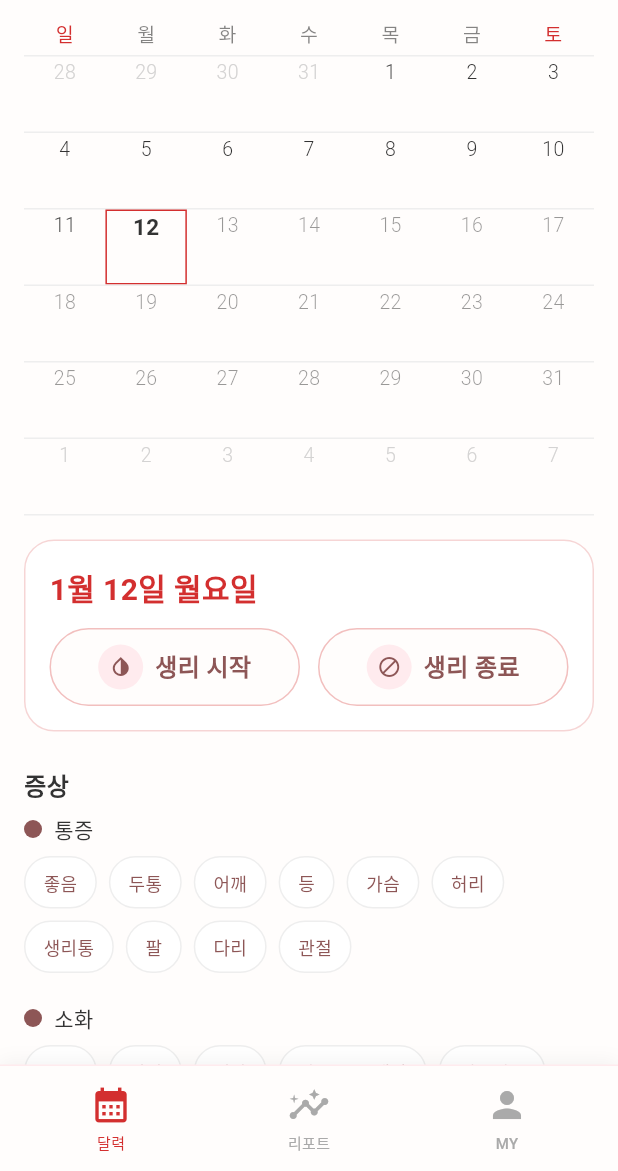
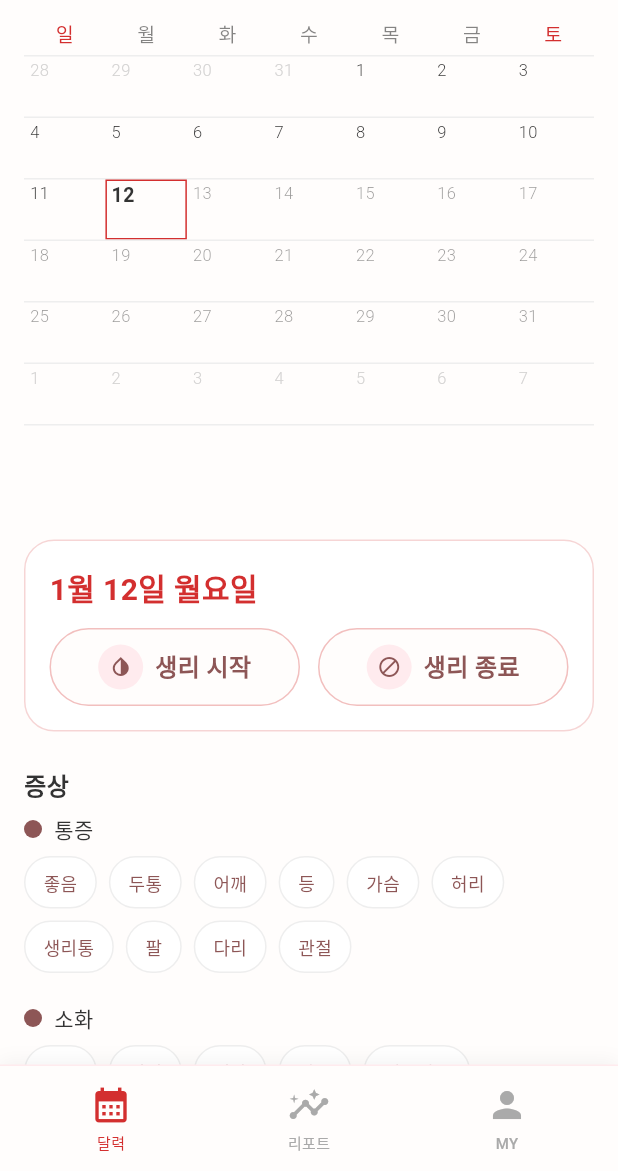
Before and after one commit to mj012345/redtime, a Flutter app: the FigmaCalendarPage screen opened by its route, on a phone screen of 412 x 824 dp, the part 65-1236 px from its top. Run offline on Flutter 3.47's test engine with Material 3 defaults, Android fonts, the phone set to English and light mode, and no system bars; our stand-ins replace cloud_firestore, firebase_auth, firebase_core, flutter_svg, google_sign_in; accounts and stored records are empty; network calls fail; Roboto replaces fonts that are missing (Pretendard).

Commit message:
[feat] 달력 페이지: ui 수정

```diff
--- a/lib/view/calendar/calendar_view.dart
+++ b/lib/view/calendar/calendar_view.dart
@@ -327,6 +327,16 @@
                                               vm.symptomRecordDays,
                                           getSymptomCount:
                                               vm.getSymptomCountFor,
+                                          hasMemoFor: (day) {
+                                            final memo = vm.getMemoFor(day);
+                                            return memo != null &&
+                                                memo.isNotEmpty;
+                                          },
+                                          hasRelationshipFor: (day) {
+                                            final symptoms = vm
+                                                .selectedSymptomsFor(day);
+                                            return symptoms.contains('기타/관계');
+                                          },
                                           onSelect: vm.selectDay,
                                         );
                                       },
--- a/lib/view/calendar/calendar_viewmodel.dart
+++ b/lib/view/calendar/calendar_viewmodel.dart
@@ -107,10 +107,10 @@
       ['좋음', '두통', '어깨', '등', '가슴', '허리', '생리통', '팔', '다리', '관절'],
     ]),
     SymptomCategory('소화', [
-      ['좋음', '변비', '설사', '가스/복부팽만', '메스꺼움'],
+      ['좋음', '변비', '설사', '가스', '메스꺼움'],
     ]),
     SymptomCategory('컨디션/욕구', [
-      ['좋음', '피로', '몸살', '감기', '집중력저하', '불면증', '식욕', '성욕'],
+      ['좋음', '추위', '더위', '몸살', '감기', '피로', '집중력저하', '불면증', '졸림', '식욕', '성욕'],
     ]),
     SymptomCategory('피부', [
       ['좋음', '뾰루지', '각질', '유분과다', '피부건조', '피부가려움'],
--- a/lib/view/calendar/widgets/calendar_grid.dart
+++ b/lib/view/calendar/widgets/calendar_grid.dart
@@ -18,6 +18,8 @@
   final DateTime? expectedOvulationDay;
   final List<DateTime> symptomRecordDays;
   final int Function(DateTime) getSymptomCount; // 증상 개수 반환 함수
+  final bool Function(DateTime) hasMemoFor; // 메모 여부 확인 함수
+  final bool Function(DateTime) hasRelationshipFor; // 관계 여부 확인 함수
   final ValueChanged<DateTime> onSelect;
 
   const CalendarGrid({
@@ -35,6 +37,8 @@
     required this.expectedOvulationDay,
     required this.symptomRecordDays,
     required this.getSymptomCount,
+    required this.hasMemoFor,
+    required this.hasRelationshipFor,
     required this.onSelect,
   });
 
@@ -88,7 +92,7 @@
             for (final row in rows) ...[
               const HorizontalLine(),
               SizedBox(
-                height: 50,
+                height: 40,
                 child: Row(
                   children: row
                       .map(
@@ -121,6 +125,8 @@
                                 _sameDay(day, selectedDay!),
                             hasRecord: _containsDate(symptomRecordDays, day),
                             symptomCount: getSymptomCount(day),
+                            hasMemo: hasMemoFor(day),
+                            hasRelationship: hasRelationshipFor(day),
                             isPeriodStart: _isRangeStart(periodCycles, day),
                             isPeriodEnd: _isRangeEnd(periodCycles, day),
                             isFertileStart: _isFertileWindowStart(
--- a/lib/view/calendar/widgets/day_cell.dart
+++ b/lib/view/calendar/widgets/day_cell.dart
@@ -1,4 +1,5 @@
 import 'package:flutter/material.dart';
+import 'package:flutter_svg/flutter_svg.dart';
 import 'package:red_time_app/theme/app_colors.dart';
 
 class DayCell extends StatelessWidget {
@@ -15,6 +16,8 @@
   final bool isSelected;
   final bool hasRecord;
   final int symptomCount; // 증상 개수 (0이면 표시 안 함)
+  final bool hasMemo; // 메모 여부
+  final bool hasRelationship; // 관계(하트) 여부
   final bool isPeriodStart;
   final bool isPeriodEnd;
   final bool isFertileStart;
@@ -35,6 +38,8 @@
     required this.isSelected,
     required this.hasRecord,
     this.symptomCount = 0,
+    this.hasMemo = false,
+    this.hasRelationship = false,
     required this.isPeriodStart,
     required this.isPeriodEnd,
     required this.isFertileStart,
@@ -48,7 +53,6 @@
     final showExpectedPeriod = !isOutsideMonth && isExpectedPeriod;
     final showExpectedFertile = !isOutsideMonth && isExpectedFertile;
     final showOvulation = !isOutsideMonth && isOvulation;
-    final showRecord = !isOutsideMonth && hasRecord;
     final showSelected = !isOutsideMonth && isSelected;
 
     Color? bgColor;
@@ -100,25 +104,34 @@
                 width: 1,
               ),
             ),
+            child: Padding(
+              padding: const EdgeInsets.only(
+                left: 3,
+                right: 3,
+                top: 0,
+                bottom: 2,
+              ),
               child: Column(
                 mainAxisSize: MainAxisSize.max,
                 children: [
                   SizedBox(
-                  height: 18,
-                  child: Center(
-                    child: Text(
+                    height: 16,
+                    child: Row(
+                      crossAxisAlignment: CrossAxisAlignment.center,
+                      children: [
+                        Text(
                           '${date.day}',
                           style: TextStyle(
-                        fontSize: isToday ? 15 : 13,
-                        fontWeight: isToday ? FontWeight.w700 : FontWeight.w300,
+                            fontSize: isToday ? 13 : 11,
+                            fontWeight: isToday
+                                ? FontWeight.w700
+                                : FontWeight.w300,
                             color: textColor,
                           ),
                         ),
-                  ),
-                ),
-                isOutsideMonth
-                    ? const SizedBox.shrink()
-                    : _buildMiddleIndicator(
+                        const Spacer(),
+                        if (!isOutsideMonth)
+                          _buildMiddleIndicator(
                             isPeriod: showPeriod,
                             isPeriodStart: isPeriodStart,
                             isPeriodEnd: isPeriodEnd,
@@ -128,63 +141,45 @@
                             isExpectedPeriod: showExpectedPeriod,
                             isExpectedPeriodStart: isExpectedPeriodStart,
                           ),
-                const SizedBox(height: 4),
-                Padding(
-                  padding: const EdgeInsets.only(bottom: 1),
-                  child: showRecord
-                      ? Stack(
-                          alignment: Alignment.center,
-                          clipBehavior: Clip.none,
-                          children: [
-                            const SizedBox(
-                              height: 5,
-                              width: 5,
-                              child: DecoratedBox(
-                                decoration: BoxDecoration(
-                                  color: AppColors.secondary,
-                                  shape: BoxShape.circle,
+                      ],
                     ),
                   ),
+                  const Spacer(),
+                  Center(
+                    child: Row(
+                      mainAxisSize: MainAxisSize.min,
+                      children: [
+                        // 하트 아이콘 (관계)
+                        if (hasRelationship && !isOutsideMonth) ...[
+                          SvgPicture.asset(
+                            'assets/icons/heart.svg',
+                            width: 12,
+                            height: 12,
                           ),
-                            if (symptomCount > 1)
-                              Positioned(
-                                left: 7,
-                                top: -2,
-                                child: Stack(
-                                  clipBehavior: Clip.none,
-                                  children: [
-                                    Text(
-                                      '${symptomCount}',
-                                      style: const TextStyle(
-                                        fontSize: 8,
-                                        height: 1.0,
-                                        color: AppColors.secondary,
-                                        fontWeight: FontWeight.w600,
+                          const SizedBox(width: 3),
+                        ],
+                        // 증상 아이콘
+                        if (hasRecord && !isOutsideMonth) ...[
+                          SvgPicture.asset(
+                            'assets/icons/symptom.svg',
+                            width: 12,
+                            height: 12,
                           ),
-                                      overflow: TextOverflow.visible,
-                                    ),
-                                    Positioned(
-                                      right: -4,
-                                      top: -1,
-                                      child: Text(
-                                        '+',
-                                        style: const TextStyle(
-                                          fontSize: 6,
-                                          height: 1.0,
-                                          color: AppColors.secondary,
-                                          fontWeight: FontWeight.w600,
-                                        ),
-                                        overflow: TextOverflow.visible,
-                                      ),
+                          if (hasMemo && !isOutsideMonth)
+                            const SizedBox(width: 3),
+                        ],
+                        // 메모 아이콘
+                        if (hasMemo && !isOutsideMonth)
+                          SvgPicture.asset(
+                            'assets/icons/memo.svg',
+                            width: 12,
+                            height: 12,
                           ),
                       ],
                     ),
                   ),
                 ],
-                        )
-                      : const SizedBox.shrink(),
               ),
-              ],
             ),
           ),
         ],
@@ -207,50 +202,50 @@
     if (isPeriod && isPeriodStart && isPeriodEnd) {
       indicator = const Text(
         '시작/종료',
-        style: TextStyle(fontSize: 10, color: AppColors.primary),
+        style: TextStyle(fontSize: 8, color: AppColors.primary),
+        maxLines: 1,
         overflow: TextOverflow.visible,
       );
     } else if (isPeriod && isPeriodStart) {
       indicator = const Text(
         '시작',
-        style: TextStyle(fontSize: 10, color: AppColors.primary),
+        style: TextStyle(fontSize: 8, color: AppColors.primary),
+        maxLines: 1,
         overflow: TextOverflow.visible,
       );
     } else if (isPeriod && isPeriodEnd) {
       indicator = const Text(
         '종료',
-        style: TextStyle(fontSize: 10, color: AppColors.primary),
+        style: TextStyle(fontSize: 8, color: AppColors.primary),
+        maxLines: 1,
         overflow: TextOverflow.visible,
       );
     } else if (isOvulation) {
       indicator = const Text(
         '배란일',
-        style: TextStyle(fontSize: 10, color: Color(0xFF2CA9D2)),
+        style: TextStyle(fontSize: 8, color: Color(0xFF2CA9D2)),
+        maxLines: 1,
         overflow: TextOverflow.visible,
       );
     } else if (isExpectedPeriod && isExpectedPeriodStart) {
       indicator = const Text(
         '생리 예정',
-        style: TextStyle(fontSize: 10, color: AppColors.primary),
+        style: TextStyle(fontSize: 8, color: AppColors.primary),
+        maxLines: 1,
         overflow: TextOverflow.visible,
       );
     } else if (isFertile && !isOvulation && isFertileStart) {
       indicator = const Text(
         '가임기',
-        style: TextStyle(fontSize: 10, color: Color(0xFF2CA9D2)),
+        style: TextStyle(fontSize: 8, color: Color(0xFF2CA9D2)),
+        maxLines: 1,
         overflow: TextOverflow.visible,
       );
     }
 
-    return SizedBox(
-      height: 14,
-      child: indicator == null
-          ? const SizedBox.shrink()
-          : OverflowBox(
-              minHeight: 14,
-              maxHeight: 16,
-              child: Center(child: indicator),
-            ),
-    );
+    if (indicator == null) {
+      return const SizedBox.shrink();
+    }
+    return SizedBox(height: 10, child: indicator);
   }
 }
--- a/lib/view/report/widgets/symptom_calendar_heatmap.dart
+++ b/lib/view/report/widgets/symptom_calendar_heatmap.dart
@@ -62,13 +62,30 @@
   OverlayEntry? _tooltipOverlay; // 현재 표시 중인 툴팁
 
   @override
+  void initState() {
+    super.initState();
+    // 스크롤 시 툴팁만 닫기 (셀 선택 상태는 유지)
+    _scrollController.addListener(() {
+      if (_scrollController.hasClients && _tooltipOverlay != null) {
+        _hideTooltipOnly();
+      }
+    });
+  }
+
+  @override
   void dispose() {
     _hideTooltip();
     _scrollController.dispose();
     super.dispose();
   }
 
-  /// 툴팁 숨기기
+  /// 툴팁만 숨기기 (셀 선택 상태는 유지)
+  void _hideTooltipOnly() {
+    _tooltipOverlay?.remove();
+    _tooltipOverlay = null;
+  }
+
+  /// 툴팁 숨기기 및 셀 선택 해제
   void _hideTooltip() {
     _tooltipOverlay?.remove();
     _tooltipOverlay = null;
@@ -176,19 +193,21 @@
           if (symptom == '메모') {
             continue;
           }
-          if (symptom.contains('/')) {
-            final parts = symptom.split('/');
-            if (parts.length == 2 && parts[0] == categoryName) {
-              categorySymptoms.add(parts[1]);
+          // 카테고리 이름에 슬래시가 포함될 수 있으므로 마지막 슬래시를 기준으로 분리
+          final lastSlashIndex = symptom.lastIndexOf('/');
+          if (lastSlashIndex != -1) {
+            final symptomCategory = symptom.substring(0, lastSlashIndex);
+            final symptomName = symptom.substring(lastSlashIndex + 1);
+            if (symptomCategory == categoryName) {
+              categorySymptoms.add(symptomName);
             }
           }
         }
 
         // '좋음'만 있어도 표시
         if (categorySymptoms.isNotEmpty) {
-          // 카테고리명 제외하고 증상만 표시
-          final symptomList = categorySymptoms.join(', ');
-          symptomTexts.add(symptomList);
+          // 카테고리명 제외하고 증상만 표시 (가로로 나열)
+          symptomTexts.add(categorySymptoms.join(', '));
         } else {
           // '좋음'이 있는지 확인 (다른 증상은 없지만 '좋음'만 있는 경우)
           final hasGood = symptoms.contains('${categoryName}/좋음');
@@ -231,13 +250,13 @@
       symptomTexts.add('기록된 증상이 없습니다.');
     }
 
-    // 기존 툴팁이 있으면 먼저 제거
-    _hideTooltip();
+    // 기존 툴팁이 있으면 먼저 제거 (셀 선택 상태는 유지)
+    _hideTooltipOnly();
 
     final overlay = Overlay.of(context);
     final screenSize = MediaQuery.of(context).size;
     final cellSize = 20.0; // 셀 크기
-    final spacing = 6.0; // 셀 간격
+    final tooltipOffset = -3.0; // 툴팁 오프셋 (셀과 약간 겹치도록)
     final horizontalPadding = 10.0; // 툴팁 좌우 패딩
 
     // 텍스트의 실제 너비 계산
@@ -259,14 +278,14 @@
     final popupWidth = maxTextWidth + horizontalPadding * 2;
     final popupHeight = symptomTexts.length * 20.0 + 12.0; // 툴팁 높이 추정
 
-    // 기본: 셀의 오른쪽 하단
-    double left = tapPosition.dx + cellSize / 2 + spacing;
-    double top = tapPosition.dy + cellSize / 2 + spacing;
+    // 기본: 셀의 오른쪽 하단 (셀과 약간 겹치도록)
+    double left = tapPosition.dx + cellSize / 2 + tooltipOffset;
+    double top = tapPosition.dy + cellSize / 2 + tooltipOffset;
 
     // 오른쪽에 공간이 부족하면 왼쪽 하단으로 표시
     if (left + popupWidth > screenSize.width - 8) {
-      // 툴팁의 오른쪽 끝이 셀의 왼쪽 끝과 가깝게 표시
-      left = tapPosition.dx - cellSize / 2 - popupWidth - spacing;
+      // 툴팁의 오른쪽 끝이 셀의 왼쪽 끝과 가깝게 표시 (셀과 약간 겹치도록)
+      left = tapPosition.dx - cellSize / 2 - popupWidth - tooltipOffset;
     }
 
     // 왼쪽 경계 체크
@@ -286,9 +305,9 @@
         child: Material(
           color: Colors.transparent,
           child: Container(
-            padding: const EdgeInsets.symmetric(horizontal: 10, vertical: 6),
+            padding: const EdgeInsets.all(5),
             decoration: BoxDecoration(
-              color: AppColors.surface,
+              color: AppColors.surface.withValues(alpha: 0.7),
               borderRadius: BorderRadius.circular(8),
               boxShadow: [
                 BoxShadow(
@@ -454,7 +473,15 @@
       });
     }
 
-    return Row(
+    return NotificationListener<ScrollNotification>(
+      onNotification: (notification) {
+        // 세로/가로 스크롤 모두 감지하여 툴팁만 닫기 (셀 선택 상태는 유지)
+        if (_tooltipOverlay != null) {
+          _hideTooltipOnly();
+        }
+        return false; // 다른 리스너도 처리할 수 있도록 false 반환
+      },
+      child: Row(
         crossAxisAlignment: CrossAxisAlignment.start,
         children: [
           // 레이블 컬럼 (고정)
@@ -645,15 +672,24 @@
                         }
 
                         // 모든 셀에 테두리 추가
-                      return Padding(
+                        return GestureDetector(
+                          behavior: HitTestBehavior.opaque,
+                          onTapDown: (details) {
+                            // 간격 영역을 터치해도 툴팁 제거
+                            if (!hasSymptom) {
+                              _hideTooltip();
+                            }
+                          },
+                          child: Padding(
                             padding: EdgeInsets.only(right: 6, bottom: 6),
                             child: Builder(
                               builder: (cellContext) {
                                 return GestureDetector(
-                              onTapDown: hasSymptom
-                                  ? (details) {
-                                      // 기존 툴팁이 있으면 먼저 닫기
-                                      _hideTooltip();
+                                  onTapDown: (details) {
+                                    if (hasSymptom) {
+                                      // 증상이 있는 셀: 툴팁 표시
+                                      // 기존 툴팁이 있으면 먼저 닫기 (셀 선택 상태는 유지)
+                                      _hideTooltipOnly();
 
                                       // 선택된 셀 업데이트
                                       setState(() {
@@ -688,8 +724,11 @@
                                               }
                                             });
                                       }
+                                    } else {
+                                      // 증상이 없는 셀: 툴팁 제거 및 선택 해제
+                                      _hideTooltip();
                                     }
-                                  : null,
+                                  },
                                   child: Container(
                                     width: 20,
                                     height: 20,
@@ -707,6 +746,7 @@
                                 );
                               },
                             ),
+                          ),
                         );
                       }).toList(),
                     );
@@ -716,6 +756,7 @@
             ),
           ),
         ],
+      ),
     );
   }
 }
--- a/pubspec.yaml
+++ b/pubspec.yaml
@@ -19,6 +19,7 @@
   cloud_firestore: ^5.4.4
   provider: ^6.1.1
   cupertino_icons: ^1.0.8
+  flutter_svg: ^2.0.9
 
 dev_dependencies:
   flutter_lints: ^6.0.0
@@ -34,9 +35,8 @@
   uses-material-design: true
 
   # To add assets to your application, add an assets section, like this:
-  # assets:
-  #   - images/a_dot_burr.jpeg
-  #   - images/a_dot_ham.jpeg
+  assets:
+    - assets/icons/
 
   # An image asset can refer to one or more resolution-specific "variants", see
   # https://flutter.dev/to/resolution-aware-images
```
Also changed, not shown: assets/icons/heart.svg (added), assets/icons/memo.svg (added), assets/icons/symptom.svg (added), pubspec.lock. Lines whose indentation alone changed are shown as unchanged.
